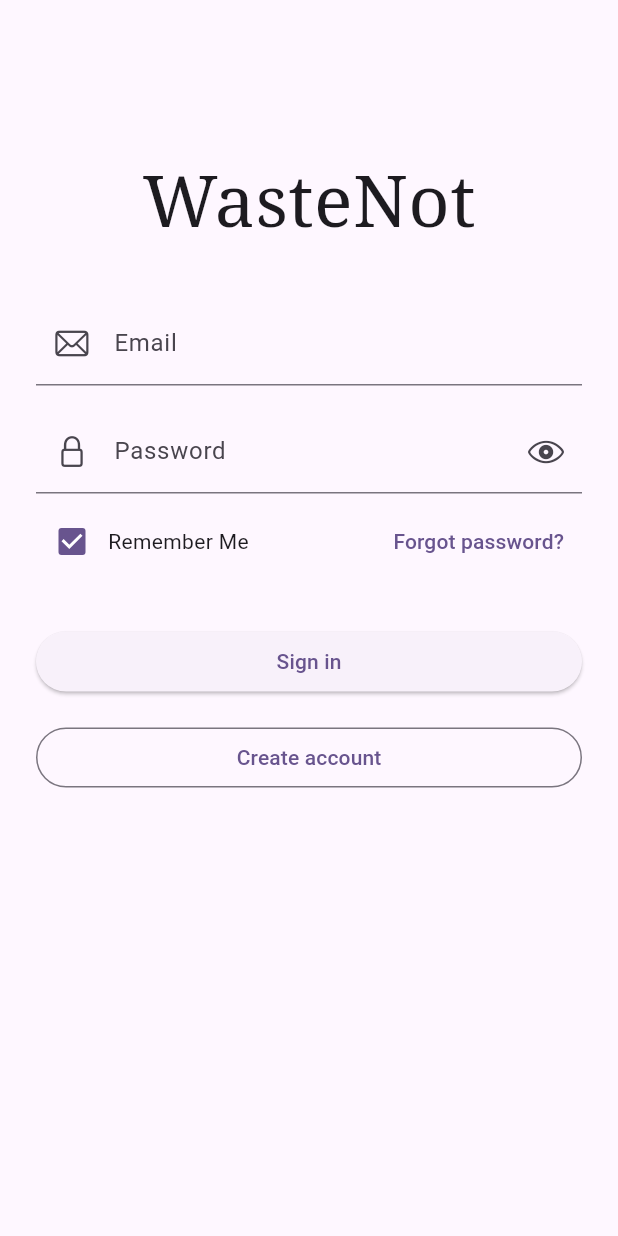
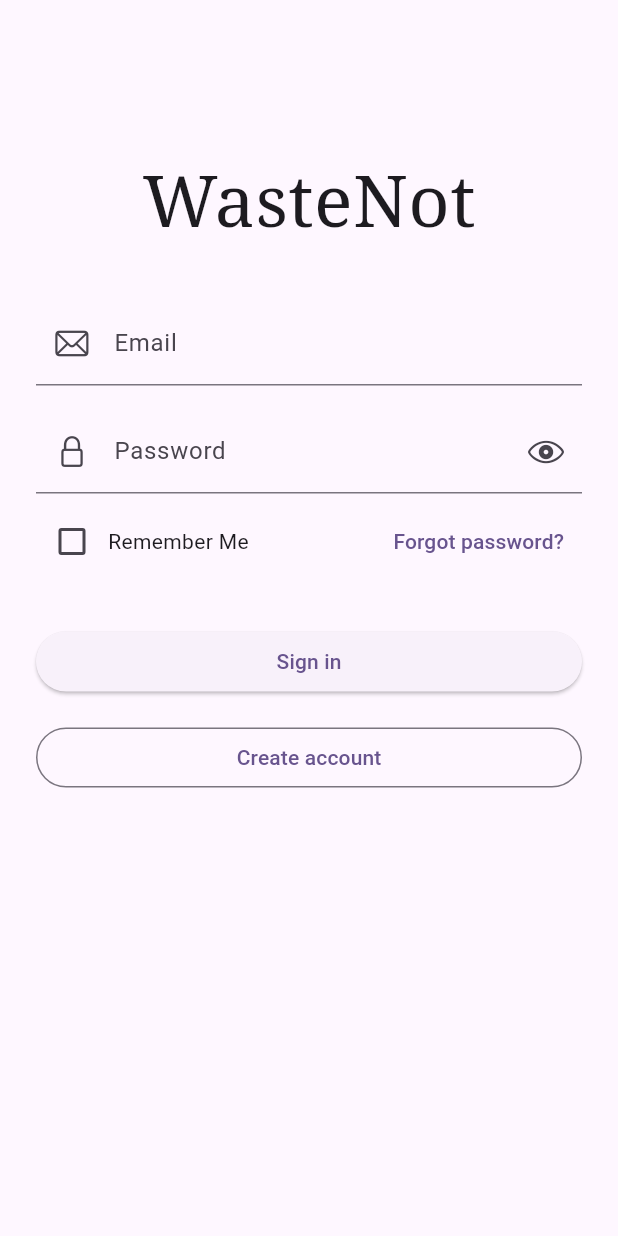
Before and after one commit to do-ko/waste_not, a Flutter app: the screen it shows after launch, after a tap on "Sign in", on a phone screen of 412 x 824 dp. Run offline on Flutter 3.47's test engine with Material 3 defaults, Android fonts, the phone set to English and light mode, and no system bars; our stand-ins replace cloud_firestore, firebase_auth, firebase_core, flutter_native_splash, get, get_storage and 1 more; missing offline and left inert: google_mlkit_text_recognition; accounts and stored records are empty; network calls fail.

Commit message:
loging in and logout

```diff
--- /dev/null
+++ b/lib/controllers/login_controller.dart
@@ -0,0 +1,45 @@
+import 'package:flutter/cupertino.dart';
+import 'package:get/get.dart';
+import 'package:get_storage/get_storage.dart';
+import 'package:waste_not/repositories/auth.dart';
+
+import '../models/user.dart';
+import '../repositories/user.dart';
+import '../views/home.dart';
+
+class LoginController extends GetxController {
+  static LoginController get instance => Get.find();
+
+  final deviceStorage = GetStorage();
+  final email = TextEditingController();
+  final password = TextEditingController();
+  GlobalKey<FormState> loginFormKey = GlobalKey<FormState>();
+  final hidePassword = true.obs;
+  final rememberMe = false.obs;
+
+
+  // @override
+  // void onInit() {
+  //   super.onInit();
+  //   email.text = deviceStorage.read("REMEMBER_ME_EMAIL");
+  //   password.text = deviceStorage.read("REMEMBER_ME_PASSWORD");
+  // }
+
+  Future<void> signIn() async {
+    if (rememberMe.value) {
+      deviceStorage.write("REMEMBER_ME_EMAIL", email.text.trim());
+      deviceStorage.write("REMEMBER_ME_PASSWORD", password.text.trim());
+    }
+
+    final userCredentials = await AuthRepository.instance
+        .login(email.text.trim(), password.text.trim());
+
+    final userRepository = Get.put(UserRepository());
+    UserModel user = await userRepository.getUser(userCredentials.user!.uid);
+
+    deviceStorage.write("username", user.username);
+    deviceStorage.write("email", user.email);
+
+    Get.offAll(() => const HomeView());
+  }
+}
--- a/lib/repositories/auth.dart
+++ b/lib/repositories/auth.dart
@@ -2,6 +2,7 @@ import 'package:firebase_auth/firebase_auth.dart';
 import 'package:flutter_native_splash/flutter_native_splash.dart';
 import 'package:get/get.dart';
 import 'package:get_storage/get_storage.dart';
+import 'package:waste_not/views/home.dart';
 import 'package:waste_not/views/login.dart';
 
 class AuthRepository extends GetxController {
@@ -17,7 +18,31 @@ class AuthRepository extends GetxController {
   }
 
   screenRedirect() async {
-    Get.offAll(() => const LoginView());
+    final user = _auth.currentUser;
+    if (user != null) {
+      Get.offAll(() => const HomeView());
+    } else {
+      Get.offAll(() => const LoginView());
+    }
+  }
+
+  // login
+  Future<UserCredential> login(String email, String password) async {
+    try {
+      return await _auth.signInWithEmailAndPassword(
+          email: email, password: password);
+    } on FirebaseAuthException catch (e) {
+      if (e.code == 'weak-password') {
+        print('The password provided is too weak.');
+      } else if (e.code == 'email-already-in-use') {
+        print('The account already exists for that email.');
+      } else {
+        print('Error: ${e.code}');
+      }
+      throw AuthException(e.code).message;
+    } on FirebaseException catch (e) {
+      throw AuthException(e.code).message;
+    }
   }
 
   // register
@@ -38,15 +63,28 @@ class AuthRepository extends GetxController {
       throw AuthException(e.code).message;
     }
   }
+
+  // logout
+  Future<void> logout() async {
+    try {
+      await _auth.signOut();
+      deviceStorage.remove("username");
+      deviceStorage.remove("email");
+      Get.offAll(() => const LoginView());
+    } catch (e) {
+      throw "logout error";
+    }
+
+  }
 }
 
+class AuthException implements Exception {
+  final String message;
 
-class AuthException implements Exception{
-  final String message;
   AuthException(this.message);
 
   @override
-  String toString(){
+  String toString() {
     return message;
   }
 }
--- a/lib/repositories/user.dart
+++ b/lib/repositories/user.dart
@@ -9,6 +9,15 @@ class UserRepository extends GetxController {
   Future<void> saveUser(UserModel user) async {
     try {
       await db.collection("Users").doc(user.id).set(user.toJson());
+    } on FirebaseException catch (e) {
+      throw CreateUserException(e.code).message;
+    }
+  }
+
+  Future<UserModel> getUser(String uid) async {
+    try {
+      final user = await db.collection("Users").doc(uid).get();
+      return UserModel.fromMap(user.data() as Map<String, dynamic>);
     } on FirebaseException catch (e) {
       throw CreateUserException(e.code).message;
     }
--- a/lib/views/login.dart
+++ b/lib/views/login.dart
@@ -1,6 +1,7 @@
 import 'package:flutter/cupertino.dart';
 import 'package:flutter/material.dart';
 import 'package:get/get.dart';
+import 'package:waste_not/controllers/login_controller.dart';
 import 'package:waste_not/views/register.dart';
 
 class LoginView extends StatelessWidget {
@@ -8,6 +9,7 @@ class LoginView extends StatelessWidget {
 
   @override
   Widget build(BuildContext context) {
+    final controller = Get.put(LoginController());
     return Scaffold(
       body: SingleChildScrollView(
         child: Padding(
@@ -24,6 +26,7 @@ class LoginView extends StatelessWidget {
                 height: 32,
               ),
               Form(
+                  key: controller.loginFormKey,
                   child: Column(
                     children: [
                       TextFormField(
@@ -31,15 +34,25 @@ class LoginView extends StatelessWidget {
                           labelText: "Email",
                           prefixIcon: Icon(CupertinoIcons.mail),
                         ),
+                        controller: controller.email,
                       ),
                       const SizedBox(
                         height: 16,
                       ),
-                      TextFormField(
-                        decoration: const InputDecoration(
-                          labelText: "Password",
-                          prefixIcon: Icon(CupertinoIcons.lock),
-                          suffixIcon: Icon(CupertinoIcons.eye),
+                      Obx(
+                        () => TextFormField(
+                          obscureText: controller.hidePassword.value,
+                          controller: controller.password,
+                          decoration: InputDecoration(
+                            labelText: "Password",
+                            prefixIcon: const Icon(CupertinoIcons.lock),
+                            suffixIcon: IconButton(
+                                onPressed: () => controller.hidePassword.value =
+                                    !controller.hidePassword.value,
+                                icon: Icon(controller.hidePassword.value
+                                    ? CupertinoIcons.eye
+                                    : CupertinoIcons.eye_fill)),
+                          ),
                         ),
                       ),
                       const SizedBox(
@@ -50,7 +63,12 @@ class LoginView extends StatelessWidget {
                         children: [
                           Row(
                             children: [
-                              Checkbox(value: true, onChanged: (value) {}),
+                              Obx(
+                                () => Checkbox(
+                                    value: controller.rememberMe.value,
+                                    onChanged: (value) => controller.rememberMe
+                                        .value = !controller.rememberMe.value),
+                              ),
                               const Text("Remember Me")
                             ],
                           ),
@@ -65,8 +83,7 @@ class LoginView extends StatelessWidget {
                       SizedBox(
                         width: double.infinity,
                         child: ElevatedButton(
-                            onPressed: () {},
-                            child: const Text("Sign in")),
+                            onPressed: () => {controller.signIn()}, child: const Text("Sign in")),
                       ),
                       const SizedBox(
                         height: 16,
@@ -75,7 +92,7 @@ class LoginView extends StatelessWidget {
                         width: double.infinity,
                         child: OutlinedButton(
                             onPressed: () =>
-                            {Get.to(() => const RegisterView())},
+                                {Get.to(() => const RegisterView())},
                             child: const Text("Create account")),
                       )
                     ],
--- a/lib/views/settings.dart
+++ b/lib/views/settings.dart
@@ -1,5 +1,6 @@
 import 'package:flutter/material.dart';
 import 'package:waste_not/controllers/auth.dart';
+import 'package:waste_not/repositories/auth.dart';
 
 // import '../providers/auth_provider.dart';
 
@@ -39,8 +40,15 @@ class SettingsView extends StatelessWidget {
   @override
   Widget build(BuildContext context) {
     return Scaffold(
-      appBar: AppBar(),
-      body: const Text("test"),
-    );
+        appBar: AppBar(),
+        body: Column(
+          children: [
+            Center(
+              child: ElevatedButton(
+                  onPressed: () => AuthRepository.instance.logout(),
+                  child: const Text("Sign Out")),
+            ),
+          ],
+        ));
   }
 }
```
